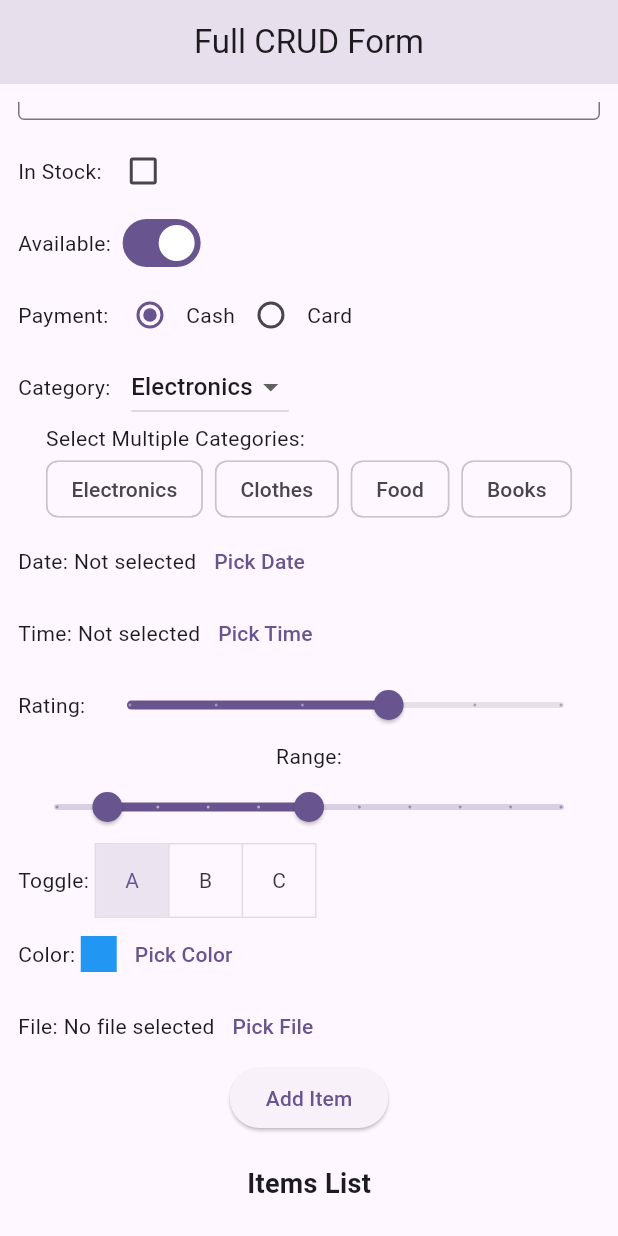
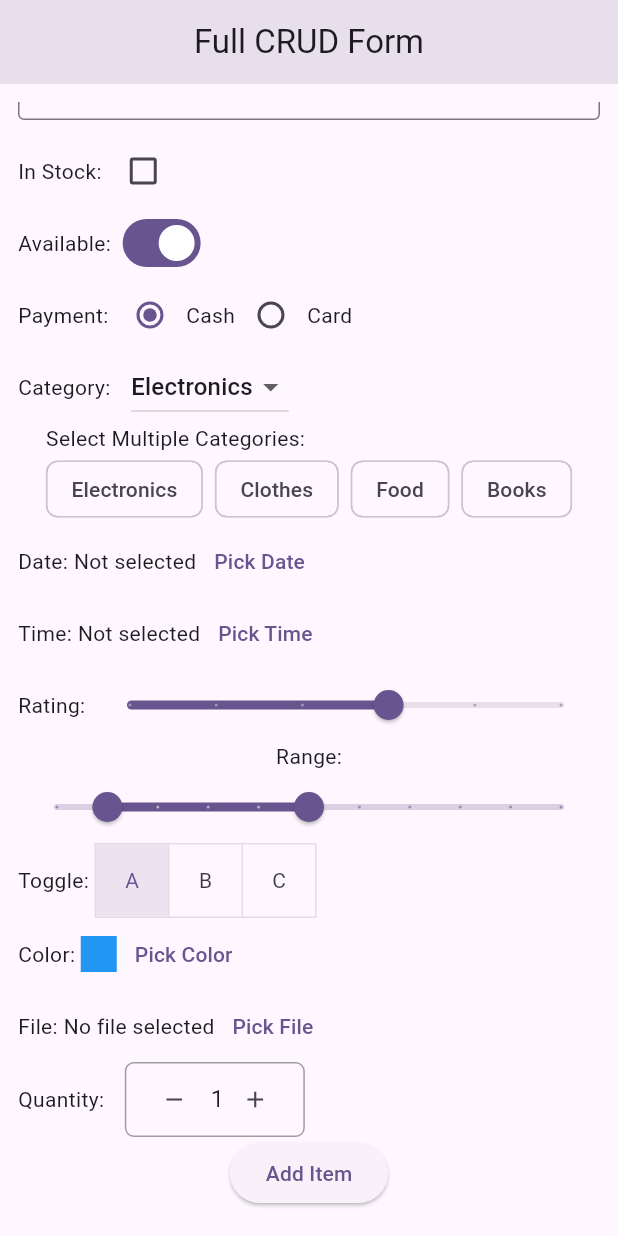
Before and after one commit to rcky0102/flutter_guide, a Flutter app: the screen it shows after launch, scrolled down 290 dp, on a phone screen of 412 x 824 dp. Run offline on Flutter 3.47's test engine with Material 3 defaults, Android fonts, the phone set to English and light mode, and no system bars; our stand-ins replace flutter_colorpicker.

Commit message:
all in one page (updated)

```diff
--- a/lib/prac.dart
+++ b/lib/prac.dart
@@ -16,6 +16,10 @@ class _PracticeState extends State<Practice> {
   final TextEditingController priceController = TextEditingController();
   final TextEditingController descriptionController = TextEditingController();
   final TextEditingController passwordController = TextEditingController();
+  final TextEditingController quantityController = TextEditingController(
+    text: "1",
+  );
+  int quantity = 1;
 
   // Other form states
   bool inStock = false;
@@ -428,6 +432,71 @@ class _PracticeState extends State<Practice> {
                 ],
               ),
 
+              Row(
+                children: [
+                  const Text("Quantity: "),
+                  const SizedBox(width: 10),
+
+                  Container(
+                    width: 120,
+                    padding: const EdgeInsets.symmetric(horizontal: 8),
+                    decoration: BoxDecoration(
+                      border: Border.all(color: Colors.grey),
+                      borderRadius: BorderRadius.circular(6),
+                    ),
+                    child: Row(
+                      children: [
+                        // Minus button
+                        IconButton(
+                          icon: const Icon(Icons.remove, size: 18),
+                          onPressed: () {
+                            setState(() {
+                              if (quantity > 1) quantity--;
+                              quantityController.text = quantity.toString();
+                            });
+                          },
+                        ),
+
+                        // Editable text field
+                        Expanded(
+                          child: TextField(
+                            controller: quantityController,
+                            keyboardType: TextInputType.number,
+                            textAlign: TextAlign.center,
+                            decoration: const InputDecoration(
+                              border: InputBorder.none,
+                            ),
+                            onChanged: (value) {
+                              setState(() {
+                                quantity = int.tryParse(value) ?? 1;
+                                quantityController.text = quantity.toString();
+                                quantityController.selection =
+                                    TextSelection.fromPosition(
+                                      TextPosition(
+                                        offset: quantityController.text.length,
+                                      ),
+                                    );
+                              });
+                            },
+                          ),
+                        ),
+
+                        // Plus button
+                        IconButton(
+                          icon: const Icon(Icons.add, size: 18),
+                          onPressed: () {
+                            setState(() {
+                              quantity++;
+                              quantityController.text = quantity.toString();
+                            });
+                          },
+                        ),
+                      ],
+                    ),
+                  ),
+                ],
+              ),
+
               ElevatedButton(
                 onPressed: editingIndex == null ? addItem : updateItem,
                 child: Text(editingIndex == null ? "Add Item" : "Update Item"),
```
